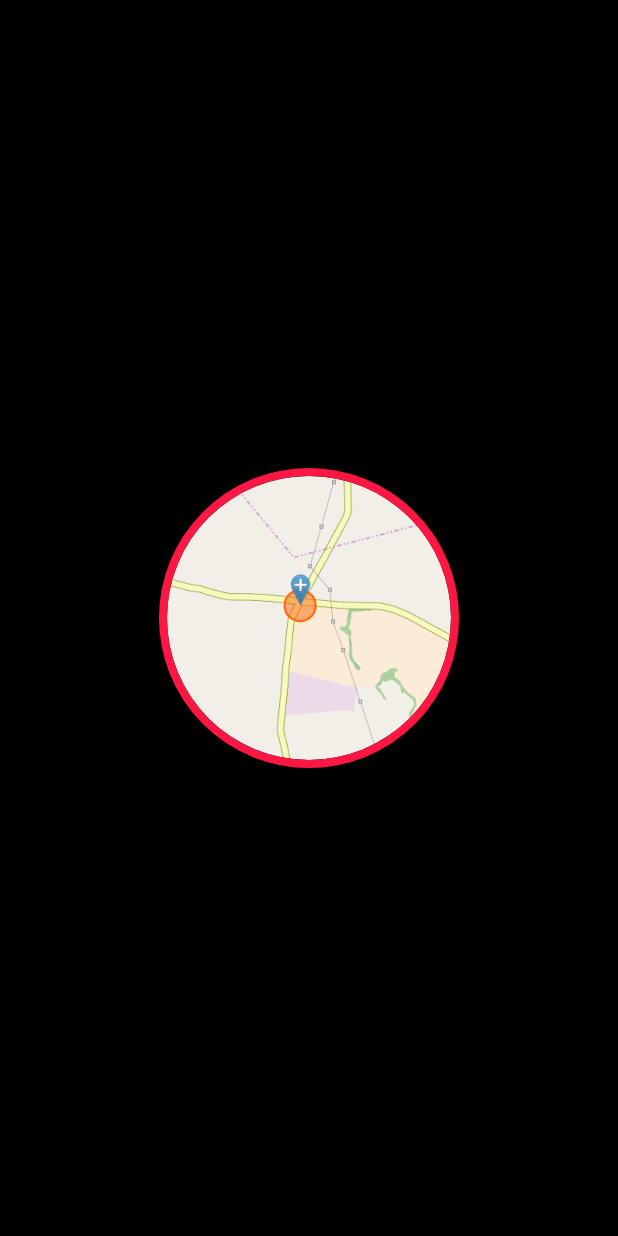
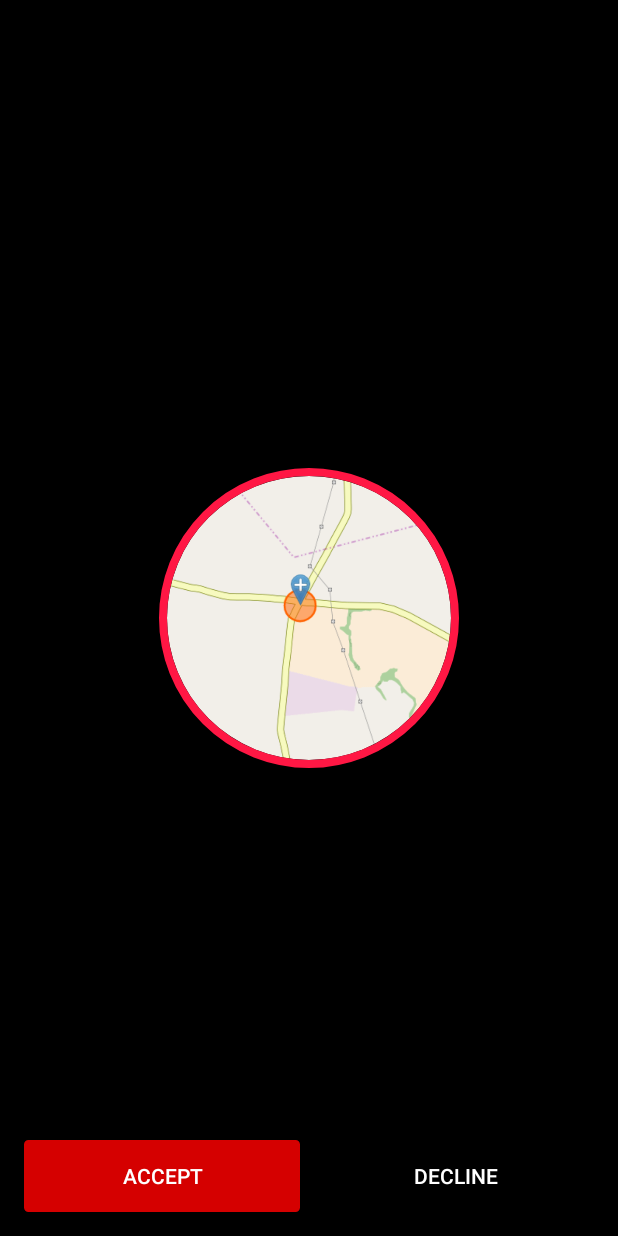
Before and after one commit to rpencanto/BcRIDE172nd, an Android app: the CustomerCall screen opened directly, with no data from a screen before it, on a phone screen of 412 x 824 dp. Run offline under Robolectric (Android 15) with nearby library versions, the phone set to English and light mode, and no system bars; our stand-ins replace CircleImageView; 3 statements that could not run were skipped.

Commit message:
05may2018 ep11

```diff
--- a/app/build.gradle
+++ b/app/build.gradle
@@ -8,6 +8,7 @@ android {
         targetSdkVersion 27
         versionCode 1
         versionName "1.0"
+        multiDexEnabled true
         testInstrumentationRunner "android.support.test.runner.AndroidJUnitRunner"
     }
     buildTypes {
--- a/app/src/main/AndroidManifest.xml
+++ b/app/src/main/AndroidManifest.xml
@@ -7,6 +7,7 @@
          Google Maps Android API v2, but you must specify either coarse or fine
          location permissions for the 'MyLocation' functionality.
     -->
+    <uses-permission android:name="android.permission.INTERNET" />
     <uses-permission android:name="android.permission.ACCESS_FINE_LOCATION" />
     <uses-permission android:name="android.permission.ACCESS_COURSE_LOCATION" />
 
--- a/app/src/main/java/com/teqi/bcride17/CustomerCall.java
+++ b/app/src/main/java/com/teqi/bcride17/CustomerCall.java
@@ -6,8 +6,11 @@ import android.media.MediaPlayer;
 import android.os.Handler;
 import android.support.v7.app.AppCompatActivity;
 import android.os.Bundle;
+import android.text.TextUtils;
 import android.util.Log;
+import android.view.View;
 import android.view.animation.LinearInterpolator;
+import android.widget.Button;
 import android.widget.TextView;
 import android.widget.Toast;
 
@@ -22,6 +25,10 @@ import com.google.android.gms.maps.model.PolylineOptions;
 import com.google.android.gms.maps.model.SquareCap;
 import com.google.gson.JsonArray;
 import com.teqi.bcride17.Common.Common;
+import com.teqi.bcride17.Model.FCMResponse;
+import com.teqi.bcride17.Model.Notification;
+import com.teqi.bcride17.Model.Sender;
+import com.teqi.bcride17.Model.Token;
 import com.teqi.bcride17.Remote.IFCMservice;
 import com.teqi.bcride17.Remote.IGoogleAPI;
 
@@ -38,10 +45,15 @@ import retrofit2.Response;
 public class CustomerCall extends AppCompatActivity {
 
     TextView txtTime,txtAddress,txtDistance;
+    Button btnCancel, btnAccept;
 
     MediaPlayer mediaPlayer;
 
     IGoogleAPI mService;
+
+    IFCMservice mFCMService;
+
+    String customerId;
 
     @Override
     protected void onCreate(Bundle savedInstanceState) {
@@ -49,11 +61,25 @@ public class CustomerCall extends AppCompatActivity {
         setContentView(R.layout.activity_customer_call);
 
         mService = Common.getGoogleAPI();
+        mFCMService = Common.getFCMService();
 
         //init view
         txtAddress = (TextView)findViewById(R.id.txtAddress);
         txtDistance = (TextView)findViewById(R.id.txtDistance);
         txtTime = (TextView)findViewById(R.id.txtTime);
+
+        btnAccept = (Button)findViewById(R.id.btnAccept);
+        btnCancel = (Button)findViewById(R.id.btnDecline);
+
+        btnCancel.setOnClickListener(new View.OnClickListener() {
+            @Override
+            public void onClick(View v) {
+                //ep11 05:17
+                if (!TextUtils.isEmpty(customerId))
+                    cancelBooking(customerId);
+
+            }
+        });
 
         mediaPlayer = MediaPlayer.create(this,R.raw.ringtone);
         mediaPlayer.setLooping(true);
@@ -63,11 +89,40 @@ public class CustomerCall extends AppCompatActivity {
         {
             double lat = getIntent().getDoubleExtra("lat",-1.0);
             double lng = getIntent().getDoubleExtra("lng",-1.0);
+            //ep11 04:59
+            customerId = getIntent().getStringExtra("customer");
 
             getDirection(lat,lng);
         }
 
     }
+
+    private void cancelBooking(String customerId) {
+        //ep11 06:02
+        Token token = new Token(customerId);
+
+        Notification notification = new Notification("Notice", "Driver has cancelled your request");
+        Sender sender = new Sender(token.getToken(),notification);
+
+        mFCMService.sendMessage(sender)
+                .enqueue(new Callback<FCMResponse>() {
+                    @Override
+                    public void onResponse(Call<FCMResponse> call, Response<FCMResponse> response) {
+                        if (response.body().success == 1)
+                        {
+                            Toast.makeText(CustomerCall.this,"Cancelled", Toast.LENGTH_SHORT).show();//ep11 06:48
+                            finish();
+                        }
+
+                    }
+
+                    @Override
+                    public void onFailure(Call<FCMResponse> call, Throwable t) {
+
+                    }
+                });
+    }
+
     private void getDirection(double lat,double lng) {
 
         String requestAPI = null;
--- a/app/src/main/java/com/teqi/bcride17/Remote/IFCMservice.java
+++ b/app/src/main/java/com/teqi/bcride17/Remote/IFCMservice.java
@@ -1,6 +1,7 @@
 package com.teqi.bcride17.Remote;
 
 import com.teqi.bcride17.Model.FCMResponse;
+import com.teqi.bcride17.Model.Sender;
 
 import retrofit2.Call;
 import retrofit2.http.Body;
--- a/app/src/main/res/layout/activity_customer_call.xml
+++ b/app/src/main/res/layout/activity_customer_call.xml
@@ -50,4 +50,34 @@
 
     </LinearLayout>
 
+    <LinearLayout
+        android:weightSum="2"
+        android:orientation="horizontal"
+        android:layout_alignParentBottom="true"
+        android:layout_margin="16dp"
+        android:layout_width="match_parent"
+        android:layout_height="wrap_content">
+
+        <Button
+            android:id="@+id/btnAccept"
+            android:text="ACCEPT"
+            android:background="@drawable/btn_sign_in_background"
+            android:textColor="@android:color/white"
+            android:layout_marginRight="6dp"
+            android:layout_width="0dp"
+            android:layout_weight="1"
+            android:layout_height="wrap_content" />
+
+        <Button
+            android:id="@+id/btnDecline"
+            android:text="DECLINE"
+            android:background="@drawable/btn_register_background"
+            android:textColor="@android:color/white"
+            android:layout_marginLeft="6dp"
+            android:layout_width="0dp"
+            android:layout_weight="1"
+            android:layout_height="wrap_content" />
+
+    </LinearLayout>
+
 </RelativeLayout>
```
